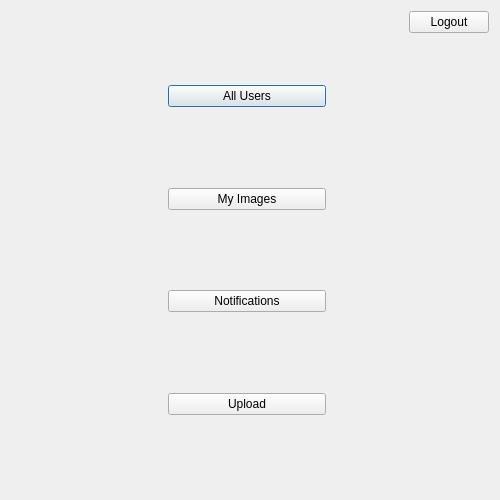
The window that seconddialog.ui (hassan-kandil/DistImage) describes before a commit, drawn with Qt 5.
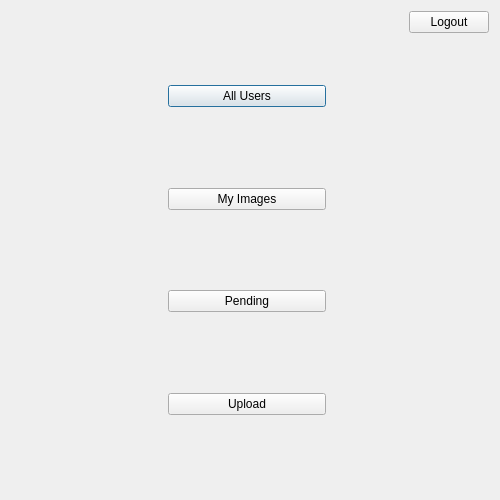
The same window after the commit.

Patch:
```diff
--- a/seconddialog.ui
+++ b/seconddialog.ui
@@ -102,7 +102,7 @@
      <item>
       <widget class="QPushButton" name="push_notifications">
        <property name="text">
-        <string>Notifications</string>
+        <string>Pending</string>
        </property>
       </widget>
      </item>
```
